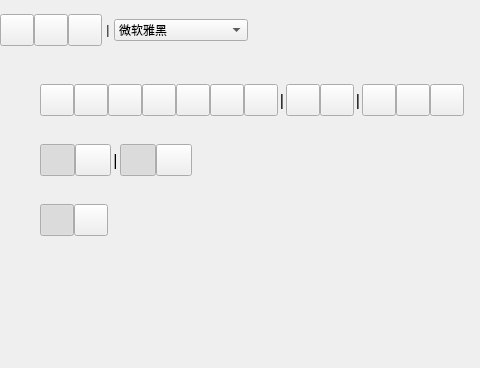
Above: MainWindow.ui from xland/ScreenCapture before the change; both pictures show x 0 to 480 and y 116 to 484 of the 586 by 484 pixel window. Below: the same form after it.
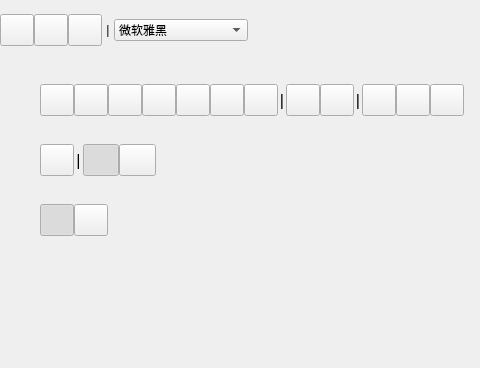
That is the form after the change.

Commit message: draw border of fill

The edit to the form file:
```diff
--- a/MainWindow.ui
+++ b/MainWindow.ui
@@ -641,44 +641,7 @@
          <number>0</number>
         </property>
         <item>
-         <widget class="QPushButton" name="btnDot">
-          <property name="sizePolicy">
-           <sizepolicy hsizetype="Preferred" vsizetype="Preferred">
-            <horstretch>0</horstretch>
-            <verstretch>0</verstretch>
-           </sizepolicy>
-          </property>
-          <property name="minimumSize">
-           <size>
-            <width>34</width>
-            <height>0</height>
-           </size>
-          </property>
-          <property name="maximumSize">
-           <size>
-            <width>16777215</width>
-            <height>34</height>
-           </size>
-          </property>
-          <property name="cursor">
-           <cursorShape>PointingHandCursor</cursorShape>
-          </property>
-          <property name="text">
-           <string/>
-          </property>
-          <property name="checkable">
-           <bool>true</bool>
-          </property>
-          <property name="checked">
-           <bool>true</bool>
-          </property>
-          <property name="autoExclusive">
-           <bool>true</bool>
-          </property>
-         </widget>
-        </item>
-        <item>
-         <widget class="QPushButton" name="btnFill">
+         <widget class="QPushButton" name="btnRectEllipseFill">
           <property name="sizePolicy">
            <sizepolicy hsizetype="Preferred" vsizetype="Preferred">
             <horstretch>0</horstretch>
@@ -819,6 +782,19 @@
           </property>
          </widget>
         </item>
+        <item>
+         <spacer name="horizontalSpacer">
+          <property name="orientation">
+           <enum>Qt::Horizontal</enum>
+          </property>
+          <property name="sizeHint" stdset="0">
+           <size>
+            <width>40</width>
+            <height>20</height>
+           </size>
+          </property>
+         </spacer>
+        </item>
        </layout>
       </widget>
      </item>
```
The commit also changes 11 other files.
